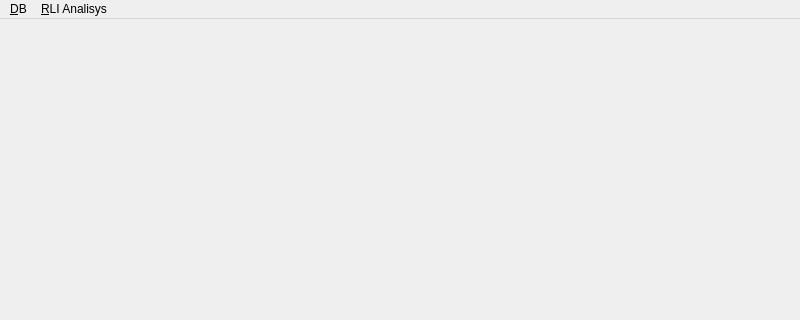
This is ddocclient/app/reper_app/reper_main_window.ui in YuriyRusinov/reper as Qt 5 draws it before an edit; both pictures show x 0 to 800 and y 0 to 320 of the 800 by 600 pixel window. The edited form follows.
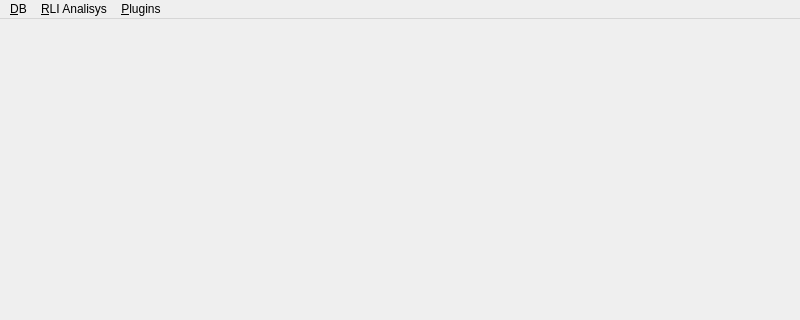
This is the edited form.

Commit message: Radio image plugin prototype.

What changed in the file:
```diff
--- a/ddocclient/app/reper_app/reper_main_window.ui
+++ b/ddocclient/app/reper_app/reper_main_window.ui
@@ -42,8 +42,15 @@
     <addaction name="actSearch_region"/>
     <addaction name="actComparison"/>
    </widget>
+   <widget class="QMenu" name="menu_Plugins">
+    <property name="title">
+     <string>&amp;Plugins</string>
+    </property>
+    <addaction name="actTestPlugin"/>
+   </widget>
    <addaction name="menu_DB"/>
    <addaction name="menu_RLI_Analisys"/>
+   <addaction name="menu_Plugins"/>
   </widget>
   <widget class="QStatusBar" name="statusbar"/>
   <action name="actConnect">
```
Left out of the diff: 5 changed lines with no effect on the pictures. The commit also changes 6 other files.
